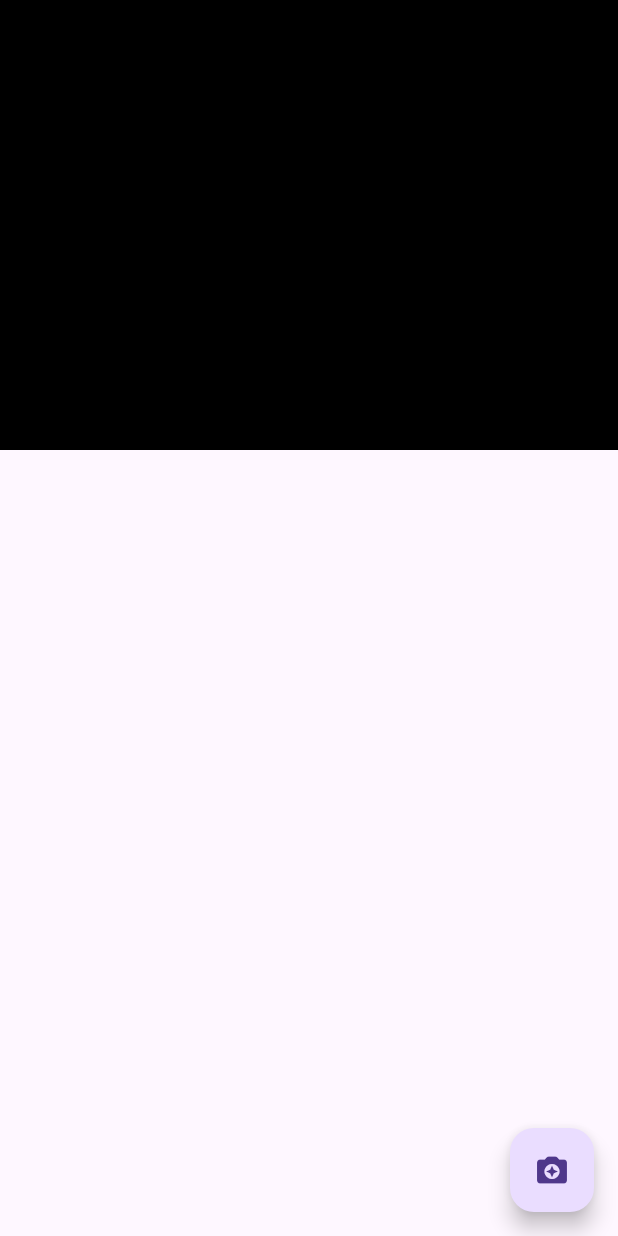
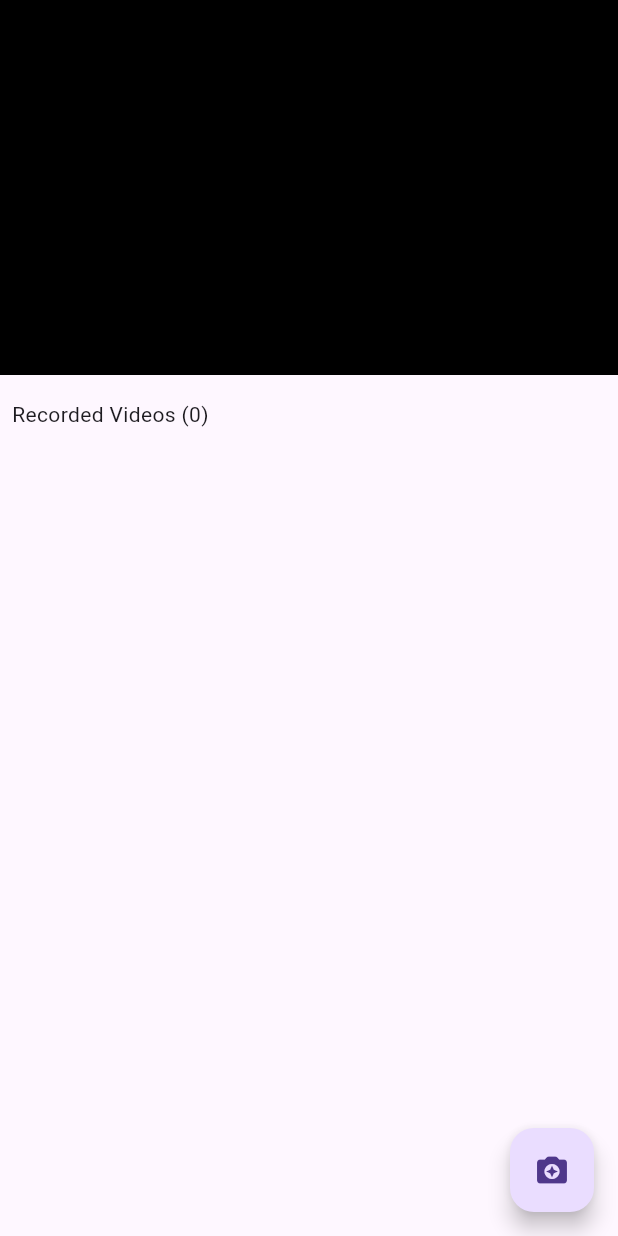
Before and after one commit to sourav-singh-rawat/vidsnap, a Flutter app: the screen it shows after launch, on a phone screen of 412 x 824 dp. Run offline on Flutter 3.47's test engine with Material 3 defaults, Android fonts, the phone set to English and light mode, and no system bars; our stand-ins replace camera, flutter_bloc.

Commit message:
Improved home page UI for video preview

```diff
--- a/lib/presentation/views/home/controller/home_bloc.dart
+++ b/lib/presentation/views/home/controller/home_bloc.dart
@@ -20,7 +20,7 @@ class HomeBloc extends Bloc<HomeEvent, HomeState> {
       final recordingDirectory = await AppRepository.fileManager.recordingDirectory;
       final files = AppRepository.fileManager.getFiles(recordingDirectory);
 
-      final data = files.map((v) => AppRecordedVideo.fromFileEntity(v)).toList();
+      final data = files.map((v) => AppRecordedFile.fromFileEntity(v)).toList();
 
       emit.call(state.copyWith(
         recordedVideos: data,
--- a/lib/presentation/views/home/controller/home_state.dart
+++ b/lib/presentation/views/home/controller/home_state.dart
@@ -1,21 +1,21 @@
 part of 'home_bloc.dart';
 
 class HomeState {
-  final List<AppRecordedVideo> recordedVideos;
+  final List<AppRecordedFile> recordedFiles;
   const HomeState({
-    required this.recordedVideos,
+    required this.recordedFiles,
   });
 
   HomeState.init()
       : this(
-          recordedVideos: [],
+          recordedFiles: [],
         );
 
   HomeState copyWith({
-    List<AppRecordedVideo>? recordedVideos,
+    List<AppRecordedFile>? recordedVideos,
   }) {
     return HomeState(
-      recordedVideos: recordedVideos ?? this.recordedVideos,
+      recordedFiles: recordedVideos ?? this.recordedFiles,
     );
   }
 }
--- a/lib/presentation/views/home/view.dart
+++ b/lib/presentation/views/home/view.dart
@@ -1,11 +1,14 @@
 import 'package:flutter/material.dart';
 import 'package:flutter_bloc/flutter_bloc.dart';
 import 'package:vidsnap/modules/data/file_manager/file_manager.dart';
+import 'package:vidsnap/presentation/core_widgets/buttons/clickable.dart';
 import 'package:vidsnap/presentation/core_widgets/scaffold.dart';
 import 'package:vidsnap/presentation/views/home/controller/home_bloc.dart';
 
 part 'widgets/camera_button.dart';
-part 'widgets/recorded_videos.dart';
+part 'widgets/recorded_video_header.dart';
+part 'widgets/recorded_videos/recorded_videos.dart';
+part 'widgets/recorded_videos/video_tile.dart';
 part 'widgets/video_player.dart';
 
 class HomeView extends StatefulWidget {
@@ -41,8 +44,12 @@ class _HomeViewState extends State<HomeView> with WidgetsBindingObserver {
   Widget build(BuildContext context) {
     return const AppScaffold(
       body: Column(
+        crossAxisAlignment: CrossAxisAlignment.start,
         children: [
           _VideoPlayer(),
+          SizedBox(height: 16),
+          _RecordedVideosHeader(),
+          SizedBox(height: 16),
           _RecordedVideos(),
         ],
       ),
--- /dev/null
+++ b/lib/presentation/views/home/widgets/recorded_video_header.dart
@@ -0,0 +1,22 @@
+part of '../view.dart';
+
+class _RecordedVideosHeader extends StatelessWidget {
+  const _RecordedVideosHeader({super.key});
+
+  @override
+  Widget build(BuildContext context) {
+    return Padding(
+      padding: const EdgeInsets.symmetric(
+        horizontal: 8,
+      ),
+      child: BlocSelector<HomeBloc, HomeState, List<AppRecordedFile>>(
+        selector: (state) => state.recordedFiles,
+        builder: (context, recordedFiles) {
+          return Text(
+            'Recorded Videos (${recordedFiles.length})',
+          );
+        },
+      ),
+    );
+  }
+}
--- a/lib/presentation/views/home/widgets/recorded_videos.dart
+++ /dev/null
@@ -1,25 +0,0 @@
-part of '../view.dart';
-
-class _RecordedVideos extends StatelessWidget {
-  const _RecordedVideos({super.key});
-
-  @override
-  Widget build(BuildContext context) {
-    return Expanded(
-      child: BlocSelector<HomeBloc, HomeState, List<AppRecordedVideo>>(
-        selector: (state) => state.recordedVideos,
-        builder: (context, recordedVideos) {
-          return ListView.builder(
-            itemCount: recordedVideos.length,
-            itemBuilder: (BuildContext context, int index) {
-              return Padding(
-                padding: const EdgeInsets.all(8),
-                child: Text(recordedVideos[index].name),
-              );
-            },
-          );
-        },
-      ),
-    );
-  }
-}
--- /dev/null
+++ b/lib/presentation/views/home/widgets/recorded_videos/recorded_videos.dart
@@ -0,0 +1,22 @@
+part of '../../view.dart';
+
+class _RecordedVideos extends StatelessWidget {
+  const _RecordedVideos({super.key});
+
+  @override
+  Widget build(BuildContext context) {
+    return Expanded(
+      child: BlocSelector<HomeBloc, HomeState, List<AppRecordedFile>>(
+        selector: (state) => state.recordedFiles,
+        builder: (context, recordedFiles) {
+          return ListView.builder(
+            itemCount: recordedFiles.length,
+            itemBuilder: (BuildContext context, int index) {
+              return _VideoTile(recordedFile: recordedFiles[index]);
+            },
+          );
+        },
+      ),
+    );
+  }
+}
--- a/lib/presentation/views/home/widgets/video_player.dart
+++ b/lib/presentation/views/home/widgets/video_player.dart
@@ -7,7 +7,7 @@ class _VideoPlayer extends StatelessWidget {
   Widget build(BuildContext context) {
     return Container(
       width: double.maxFinite,
-      height: 300,
+      height: 250,
       color: Colors.black,
     );
   }
```
Also changed, not shown: lib/presentation/views/home/widgets/recorded_videos/video_tile.dart (added, +57 -0 lines).
